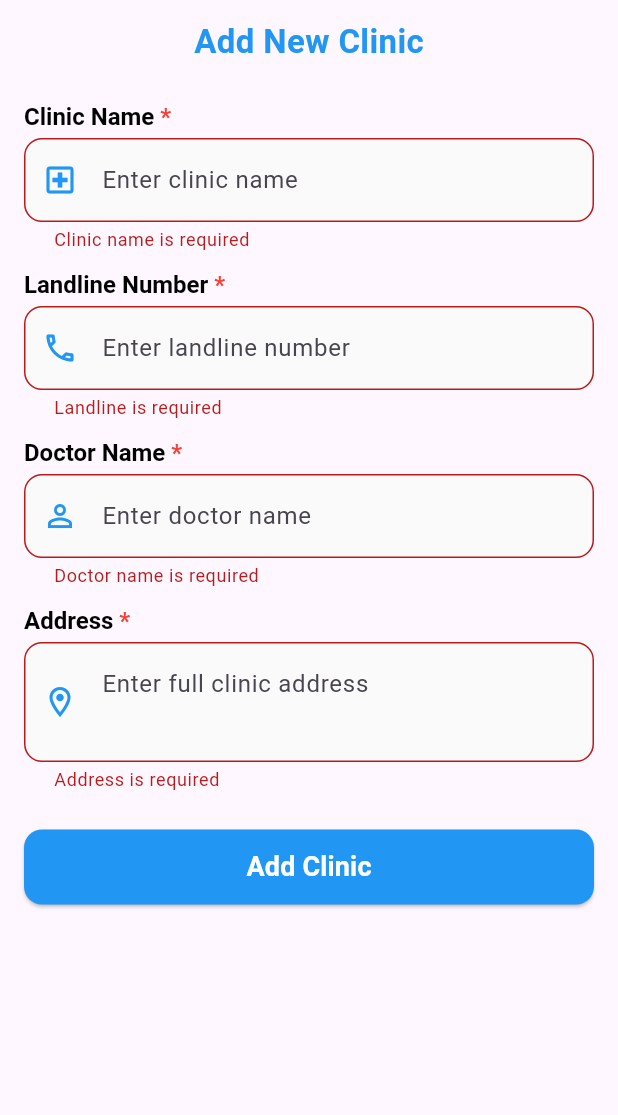
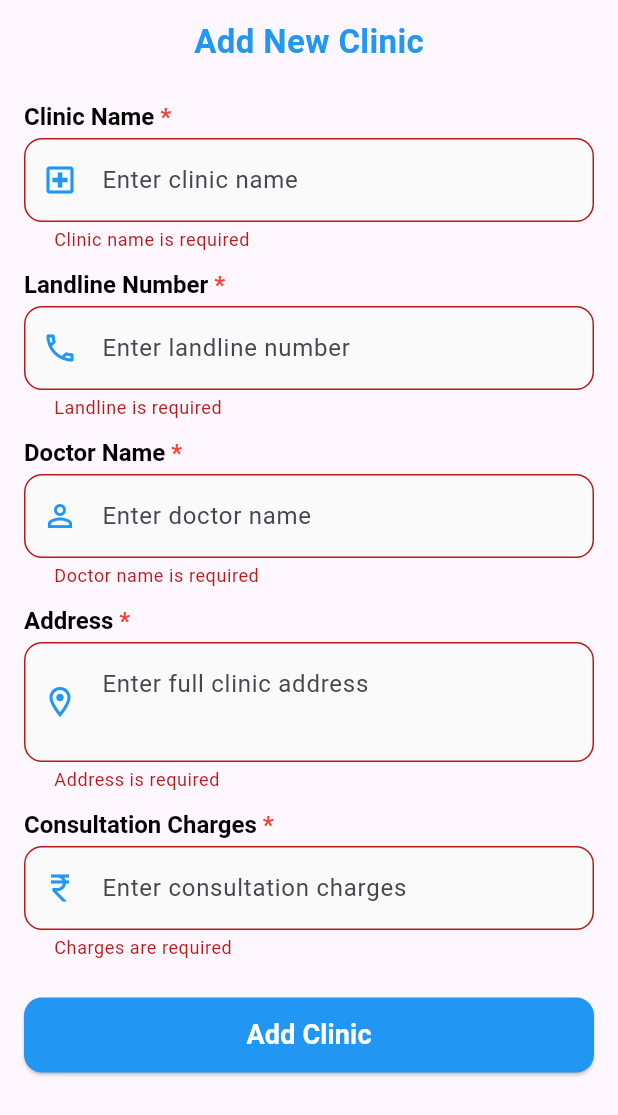
Before and after one commit to SarvaiyaPrashant2242005/patient-management-system, a Flutter app: the ClinicFormPage widget shown alone on an empty page, opened directly, after a tap on "Add Clinic", on a phone screen of 412 x 824 dp. Shown: the top 1115 px of the screen. Run offline on Flutter 3.47's test engine with Material 3 defaults, Android fonts, the phone set to English and light mode, and no system bars; our stand-ins replace flutter_typeahead, shared_preferences; accounts and stored records are empty.

Commit message:
clinic form is done.

```diff
--- a/Patient_Management_System_Doctor/patient_management_system/lib/app/modules/home/views/clinic_form.dart
+++ b/Patient_Management_System_Doctor/patient_management_system/lib/app/modules/home/views/clinic_form.dart
@@ -20,6 +20,7 @@ class _ClinicFormPageState extends State<ClinicFormPage> {
   final _landlineController = TextEditingController();
   final _doctorNameController = TextEditingController();
   final _addressController = TextEditingController();
+  final _chargesController = TextEditingController();
   bool _isSubmitting = false;
 
   @override
@@ -30,6 +31,7 @@ class _ClinicFormPageState extends State<ClinicFormPage> {
       _landlineController.text = widget.clinic!['landline'] ?? '';
       _doctorNameController.text = widget.clinic!['doctorName'] ?? '';
       _addressController.text = widget.clinic!['address'] ?? '';
+      _chargesController.text = widget.clinic!['charges'] ?? '';
     }
   }
 
@@ -39,6 +41,7 @@ class _ClinicFormPageState extends State<ClinicFormPage> {
     _landlineController.dispose();
     _doctorNameController.dispose();
     _addressController.dispose();
+    _chargesController.dispose();
     super.dispose();
   }
 
@@ -51,6 +54,7 @@ class _ClinicFormPageState extends State<ClinicFormPage> {
       'landline': _landlineController.text.trim(),
       'doctorName': _doctorNameController.text.trim(),
       'address': _addressController.text.trim(),
+      'charges': _chargesController.text.trim(),
     };
 
     setState(() => _isSubmitting = true);
@@ -187,6 +191,31 @@ class _ClinicFormPageState extends State<ClinicFormPage> {
               validator: (v) =>
                   v == null || v.trim().isEmpty ? 'Address is required' : null,
             ),
+            const SizedBox(height: 12),
+
+            _buildLabel("Consultation Charges", true),
+            const SizedBox(height: 5),
+            TextFormField(
+              controller: _chargesController,
+              keyboardType: TextInputType.number,
+              inputFormatters: [
+                FilteringTextInputFormatter.digitsOnly,
+              ],
+              decoration: _buildDecoration(
+                hint: "Enter consultation charges",
+                icon: Icons.currency_rupee_outlined,
+              ),
+              validator: (v) {
+                if (v == null || v.trim().isEmpty) {
+                  return 'Charges are required';
+                }
+                final amount = int.tryParse(v.trim());
+                if (amount == null || amount <= 0) {
+                  return 'Please enter a valid amount';
+                }
+                return null;
+              },
+            ),
             const SizedBox(height: 25),
 
             SizedBox(
```
